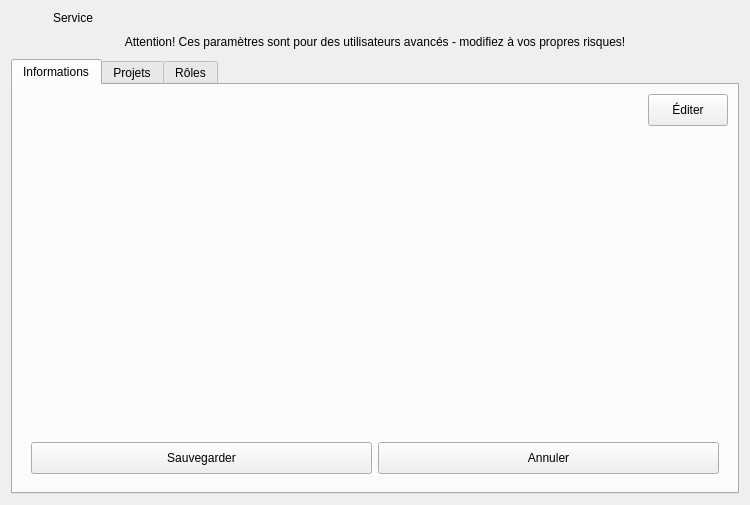
Qt form client/src/editors/ServiceWidget.ui (introlab/openteraplus) before a commit.
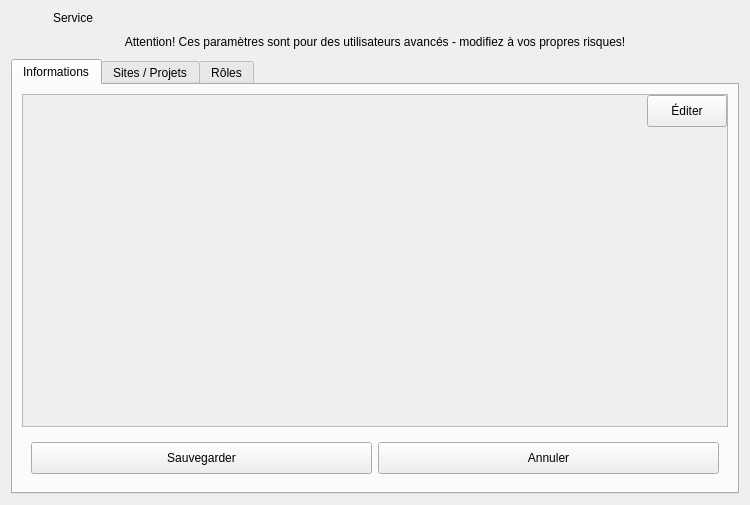
The same form after that commit. The open tabs and pages were chosen to show the change. Icons and pictures are not drawn. Custom widgets are drawn as their Qt base class.

The edit to the form file:
```diff
--- a/client/src/editors/ServiceWidget.ui
+++ b/client/src/editors/ServiceWidget.ui
@@ -93,6 +93,33 @@
       </attribute>
       <layout class="QVBoxLayout" name="verticalLayout_2">
        <item>
+        <widget class="QScrollArea" name="scrollArea">
+         <property name="widgetResizable">
+          <bool>true</bool>
+         </property>
+         <widget class="QWidget" name="scrollAreaWidgetContents">
+          <property name="geometry">
+           <rect>
+            <x>0</x>
+            <y>0</y>
+            <width>708</width>
+            <height>311</height>
+           </rect>
+          </property>
+          <layout class="QVBoxLayout" name="verticalLayout_5">
+           <property name="leftMargin">
+            <number>0</number>
+           </property>
+           <property name="topMargin">
+            <number>0</number>
+           </property>
+           <property name="rightMargin">
+            <number>0</number>
+           </property>
+           <property name="bottomMargin">
+            <number>0</number>
+           </property>
+           <item>
         <layout class="QHBoxLayout" name="horizontalLayout">
          <item>
           <spacer name="horizontalSpacer">
@@ -145,6 +172,10 @@
          </property>
         </widget>
        </item>
+          </layout>
+         </widget>
+        </widget>
+       </item>
        <item>
         <widget class="QFrame" name="frameButtons">
          <layout class="QHBoxLayout" name="horizontalLayout_2">
@@ -211,7 +242,7 @@
         <normaloff>:/icons/project.png</normaloff>:/icons/project.png</iconset>
       </attribute>
       <attribute name="title">
-       <string>Projets</string>
+       <string>Sites / Projets</string>
       </attribute>
       <layout class="QVBoxLayout" name="verticalLayout_3">
        <item>
```
Left out of the diff: 17 changed lines with no effect on the pictures. Lines whose indentation alone changed are shown as unchanged.
